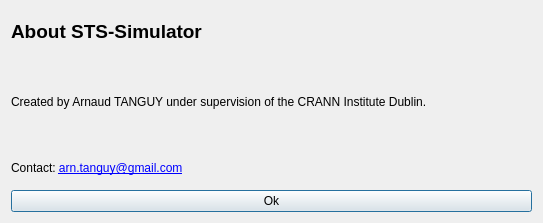
Old version of the form aboutdialog.ui in the repository arntanguy/STS-simulator.
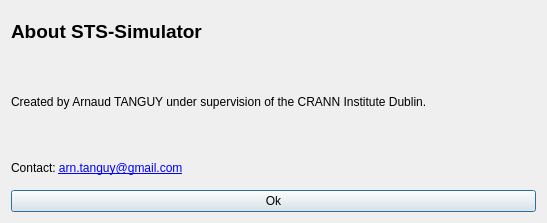
New version of the form.

Diff of the .ui file:
```diff
--- a/aboutdialog.ui
+++ b/aboutdialog.ui
@@ -13,16 +13,22 @@
   <property name="windowTitle">
    <string>About STS-Simulator</string>
   </property>
-  <layout class="QVBoxLayout" name="verticalLayout">
-   <item>
+  <layout class="QGridLayout" name="gridLayout">
+   <item row="0" column="0">
     <widget class="QLabel" name="label">
      <property name="text">
       <string>&lt;html&gt;&lt;head/&gt;&lt;body&gt;&lt;p&gt;&lt;span style=&quot; font-size:14pt; font-weight:600;&quot;&gt;About STS-Simulator&lt;/span&gt;&lt;/p&gt;&lt;p&gt;&lt;br/&gt;&lt;/p&gt;&lt;p&gt;Created by Arnaud TANGUY under supervision of the CRANN Institute Dublin.&lt;/p&gt;&lt;p&gt;&lt;br/&gt;&lt;/p&gt;&lt;p&gt;Contact: &lt;a href=&quot;mailto:arn.tanguy@gmail.com&quot;&gt;&lt;span style=&quot; text-decoration: underline; color:#0000ff;&quot;&gt;arn.tanguy@gmail.com&lt;/span&gt;&lt;/a&gt;&lt;/p&gt;&lt;/body&gt;&lt;/html&gt;</string>
      </property>
     </widget>
    </item>
-   <item>
+   <item row="1" column="0">
     <widget class="QPushButton" name="pushButton">
+     <property name="minimumSize">
+      <size>
+       <width>525</width>
+       <height>0</height>
+      </size>
+     </property>
      <property name="text">
       <string>Ok</string>
      </property>
```
